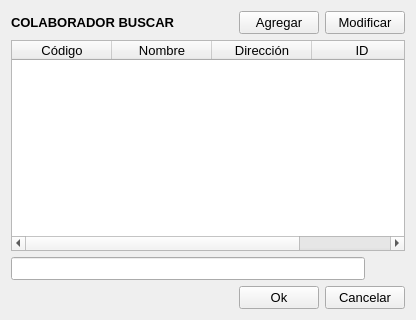
First picture: the form in Persona/colaboradorbuscar.ui, repository radtek/manager, before the edit.
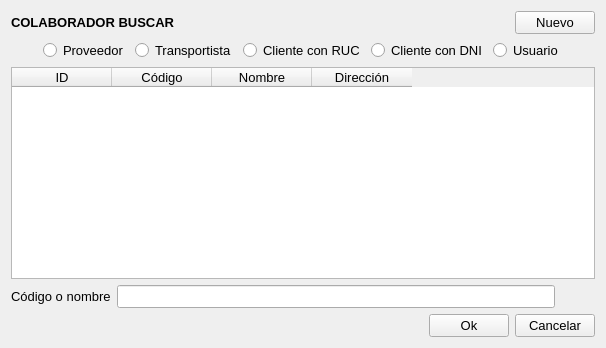
Second picture: the form after the edit. Icons and pictures are not drawn.

```diff
--- a/Persona/colaboradorbuscar.ui
+++ b/Persona/colaboradorbuscar.ui
@@ -6,8 +6,8 @@
    <rect>
     <x>0</x>
     <y>0</y>
-    <width>416</width>
-    <height>320</height>
+    <width>606</width>
+    <height>348</height>
    </rect>
   </property>
   <property name="windowTitle">
@@ -51,7 +51,7 @@
         </font>
        </property>
        <property name="text">
-        <string>Agregar</string>
+        <string>Nuevo</string>
        </property>
        <property name="icon">
         <iconset resource="../ManagerSystem/iconos.qrc">
@@ -65,27 +65,95 @@
        </property>
       </widget>
      </item>
+    </layout>
+   </item>
+   <item>
+    <layout class="QHBoxLayout" name="horizontalLayout_4">
      <item>
-      <widget class="QPushButton" name="pushButton_modificar">
+      <spacer name="horizontalSpacer_5">
+       <property name="orientation">
+        <enum>Qt::Horizontal</enum>
+       </property>
+       <property name="sizeHint" stdset="0">
+        <size>
+         <width>40</width>
+         <height>20</height>
+        </size>
+       </property>
+      </spacer>
+     </item>
+     <item>
+      <widget class="QRadioButton" name="radioButton_proveedor">
        <property name="font">
         <font>
          <pointsize>10</pointsize>
         </font>
        </property>
        <property name="text">
-        <string>Modificar</string>
+        <string>Proveedor</string>
        </property>
-       <property name="icon">
-        <iconset resource="../ManagerSystem/iconos.qrc">
-         <normaloff>:/new/Iconos/colaborador_32.png</normaloff>:/new/Iconos/colaborador_32.png</iconset>
+      </widget>
+     </item>
+     <item>
+      <widget class="QRadioButton" name="radioButton_transportista">
+       <property name="font">
+        <font>
+         <pointsize>10</pointsize>
+        </font>
        </property>
-       <property name="iconSize">
+       <property name="text">
+        <string>Transportista</string>
+       </property>
+      </widget>
+     </item>
+     <item>
+      <widget class="QRadioButton" name="radioButton_cliente_ruc">
+       <property name="font">
+        <font>
+         <pointsize>10</pointsize>
+        </font>
+       </property>
+       <property name="text">
+        <string>Cliente con RUC</string>
+       </property>
+      </widget>
+     </item>
+     <item>
+      <widget class="QRadioButton" name="radioButton_cliente_dni">
+       <property name="font">
+        <font>
+         <pointsize>10</pointsize>
+        </font>
+       </property>
+       <property name="text">
+        <string>Cliente con DNI</string>
+       </property>
+      </widget>
+     </item>
+     <item>
+      <widget class="QRadioButton" name="radioButton_usuario">
+       <property name="font">
+        <font>
+         <pointsize>10</pointsize>
+        </font>
+       </property>
+       <property name="text">
+        <string>Usuario</string>
+       </property>
+      </widget>
+     </item>
+     <item>
+      <spacer name="horizontalSpacer_4">
+       <property name="orientation">
+        <enum>Qt::Horizontal</enum>
+       </property>
+       <property name="sizeHint" stdset="0">
         <size>
-         <width>32</width>
-         <height>32</height>
+         <width>40</width>
+         <height>20</height>
         </size>
        </property>
-      </widget>
+      </spacer>
      </item>
     </layout>
    </item>
@@ -96,6 +164,11 @@
        <pointsize>10</pointsize>
       </font>
      </property>
+     <column>
+      <property name="text">
+       <string>ID</string>
+      </property>
+     </column>
      <column>
       <property name="text">
        <string>Código</string>
@@ -111,15 +184,22 @@
        <string>Dirección</string>
       </property>
      </column>
-     <column>
-      <property name="text">
-       <string>ID</string>
-      </property>
-     </column>
     </widget>
    </item>
    <item>
     <layout class="QHBoxLayout" name="horizontalLayout_2">
+     <item>
+      <widget class="QLabel" name="label_2">
+       <property name="font">
+        <font>
+         <pointsize>10</pointsize>
+        </font>
+       </property>
+       <property name="text">
+        <string>Código o nombre</string>
+       </property>
+      </widget>
+     </item>
      <item>
       <widget class="QLineEdit" name="lineEdit_buscar">
        <property name="font">
```
Left out of the diff: 1 changed line with no effect on the pictures.
